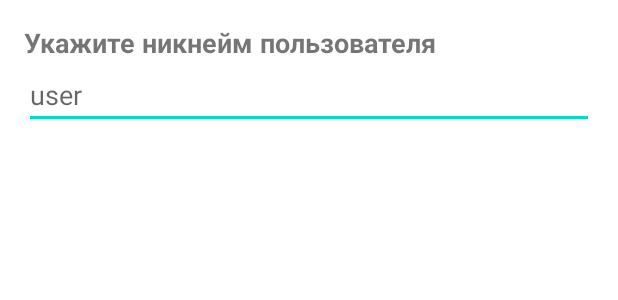
After one commit to AlexeyZhulanov/Messenger, an Android app: the layout dialog_add_item.xml on its own in the app's theme, with its tools: preview values and no code run, on a phone screen of 412 x 824 dp. The commit adds this screen. Shown: the top 300 px of the screen. Run offline under Robolectric (Android 15) with nearby library versions, the phone set to English and light mode, and no system bars.

Commit message:
40% completed

```diff
--- /dev/null
+++ b/app/src/main/res/drawable/ic_add.xml
@@ -0,0 +1,5 @@
+<vector xmlns:android="http://schemas.android.com/apk/res/android" android:height="24dp" android:tint="#7F00FD" android:viewportHeight="24" android:viewportWidth="24" android:width="24dp">
+
+    <path android:fillColor="@android:color/white" android:pathData="M19,13h-6v6h-2v-6H5v-2h6V5h2v6h6v2z"/>
+
+</vector>
--- /dev/null
+++ b/app/src/main/res/layout/dialog_add_item.xml
@@ -0,0 +1,21 @@
+<?xml version="1.0" encoding="utf-8"?>
+<LinearLayout xmlns:android="http://schemas.android.com/apk/res/android"
+    android:layout_width="match_parent"
+    android:layout_height="wrap_content"
+    android:orientation="vertical"
+    android:padding="16dp">
+
+    <TextView
+        android:id="@+id/dialog_title"
+        android:layout_width="wrap_content"
+        android:layout_height="wrap_content"
+        android:text="Укажите никнейм пользователя"
+        android:textSize="18sp"
+        android:textStyle="bold" />
+
+    <EditText
+        android:id="@+id/dialog_input"
+        android:layout_width="match_parent"
+        android:layout_height="wrap_content"
+        android:hint="user" />
+</LinearLayout>
```
Also changed, not shown: app/src/main/java/com/example/messenger/MainActivity.kt (+37 -0 lines), app/src/main/java/com/example/messenger/retrofit/source/SourceProviderHolder.kt (+54 -3 lines), app/src/main/res/menu/messenger_menu.xml (+9 -1 lines).
